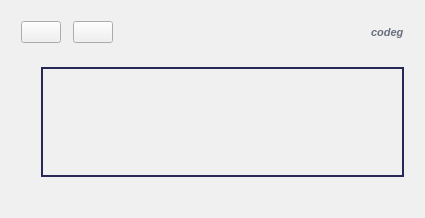
NikolayRag/codeg, file src/Ui/AppWindow.ui: the form before one commit.
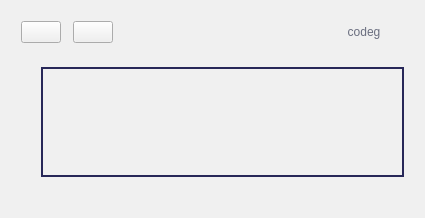
The form after the commit. Icons and pictures are not drawn.

Commit message: add github link

What changed in the file:
```diff
--- a/src/Ui/AppWindow.ui
+++ b/src/Ui/AppWindow.ui
@@ -105,18 +105,19 @@
            </spacer>
           </item>
           <item>
-           <widget class="QLabel" name="labCaption">
-            <property name="font">
-             <font>
-              <pointsize>8</pointsize>
-              <weight>75</weight>
-              <italic>true</italic>
-              <bold>true</bold>
-             </font>
+           <widget class="QPushButton" name="btnCaption">
+            <property name="sizePolicy">
+             <sizepolicy hsizetype="Minimum" vsizetype="Fixed">
+              <horstretch>0</horstretch>
+              <verstretch>0</verstretch>
+             </sizepolicy>
             </property>
             <property name="text">
              <string>codeg</string>
             </property>
+            <property name="flat">
+             <bool>true</bool>
+            </property>
            </widget>
           </item>
          </layout>
```
The commit also changes 1 other file.
